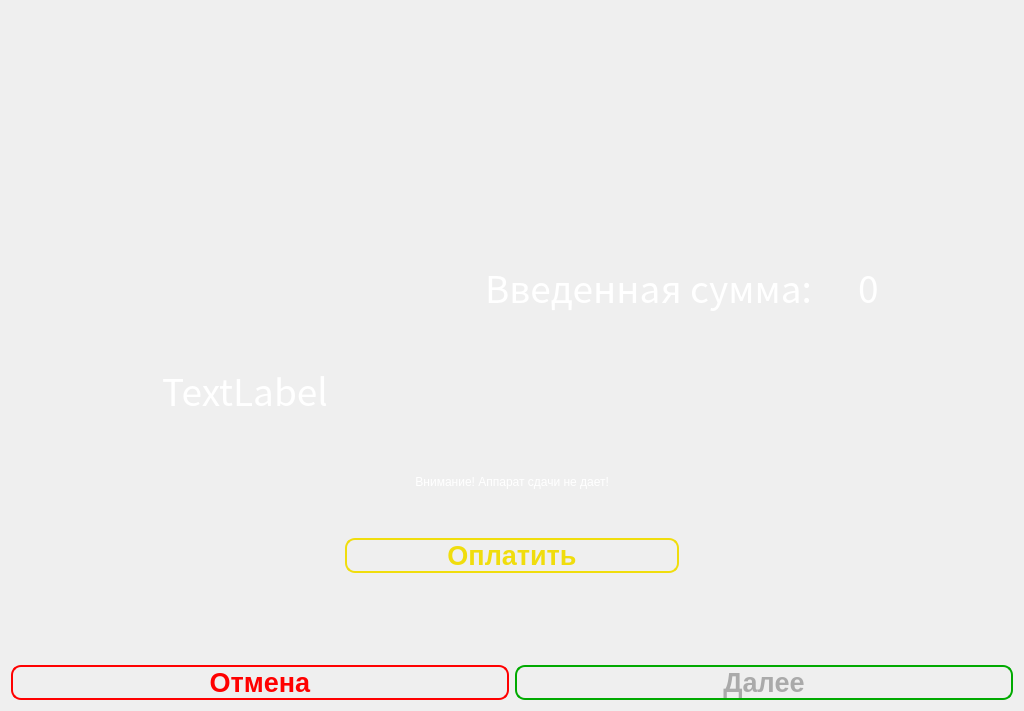
This is UIForms/ReceiveCash.ui in FelixMailwriter/VM as Qt 5 draws it before an edit. The edited form follows.
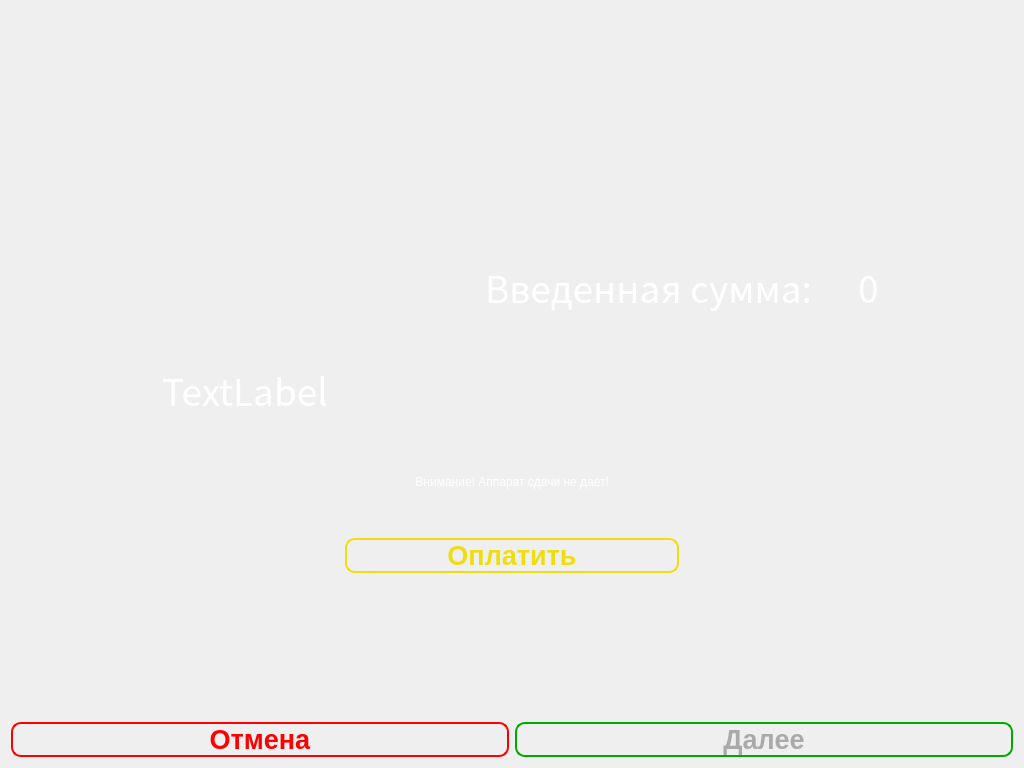
This is the edited form. Icons and pictures are not drawn.

```diff
--- a/UIForms/ReceiveCash.ui
+++ b/UIForms/ReceiveCash.ui
@@ -7,7 +7,7 @@
     <x>0</x>
     <y>0</y>
     <width>1024</width>
-    <height>711</height>
+    <height>768</height>
    </rect>
   </property>
   <property name="windowTitle">
```
